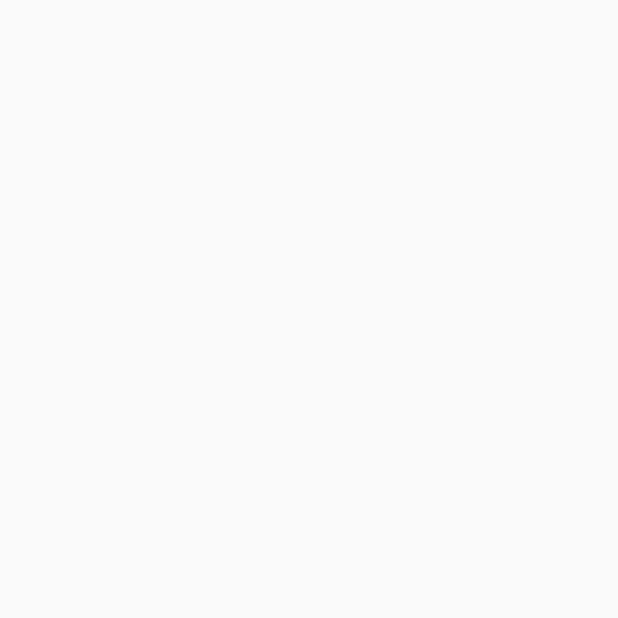
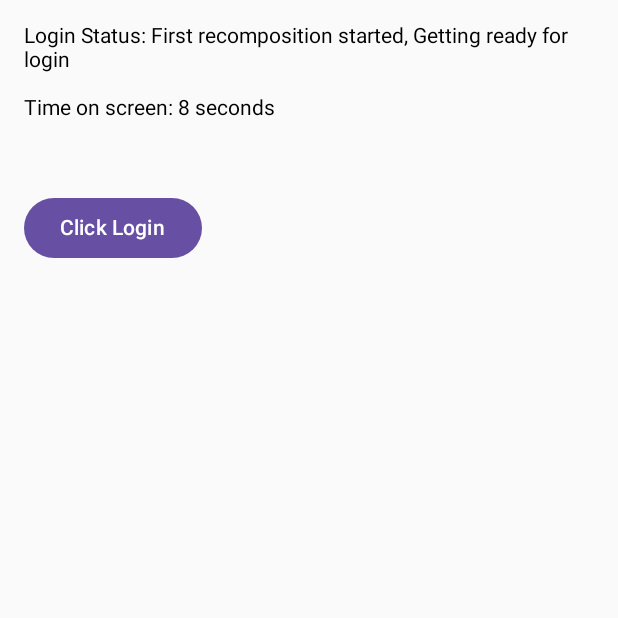
Before and after one commit to iRonSam007/ComposeTutoApp, an Android app built with Jetpack Compose: the screen it shows after launch (MainActivity), on a phone screen of 412 x 824 dp, the top half of it. Before the commit the part shown is empty. Run offline under Robolectric (Android 15) with nearby library versions, the phone set to English and light mode, and no system bars; our stand-ins replace constraintlayout-compose; Roboto replaces fonts that are not available here.

Commit message:
feat: add Effect Handlers

```diff
--- a/app/src/main/java/com/example/composetutoapp/MainActivity.kt
+++ b/app/src/main/java/com/example/composetutoapp/MainActivity.kt
@@ -1,6 +1,9 @@
 package com.example.composetutoapp
 
+import android.content.Context
 import android.os.Bundle
+import android.util.Log
+import android.widget.Toast
 import androidx.activity.ComponentActivity
 import androidx.activity.compose.setContent
 import androidx.activity.enableEdgeToEdge
@@ -24,6 +27,7 @@ import androidx.compose.foundation.lazy.LazyColumn
 import androidx.compose.foundation.lazy.itemsIndexed
 import androidx.compose.foundation.shape.RoundedCornerShape
 import androidx.compose.foundation.text.BasicText
+import androidx.compose.foundation.text.BasicTextField
 import androidx.compose.material.icons.Icons
 import androidx.compose.material.icons.filled.Add
 import androidx.compose.material.icons.filled.Delete
@@ -47,7 +51,10 @@ import androidx.compose.material3.TopAppBar
 import androidx.compose.material3.TopAppBarDefaults
 import androidx.compose.material3.contentColorFor
 import androidx.compose.runtime.Composable
+import androidx.compose.runtime.DisposableEffect
 import androidx.compose.runtime.LaunchedEffect
+import androidx.compose.runtime.MutableState
+import androidx.compose.runtime.SideEffect
 import androidx.compose.runtime.getValue
 import androidx.compose.runtime.mutableStateListOf
 import androidx.compose.runtime.mutableStateOf
@@ -62,6 +69,7 @@ import androidx.compose.ui.graphics.Brush
 import androidx.compose.ui.graphics.Color
 import androidx.compose.ui.graphics.painter.Painter
 import androidx.compose.ui.layout.ContentScale
+import androidx.compose.ui.platform.LocalContext
 import androidx.compose.ui.res.painterResource
 import androidx.compose.ui.text.SpanStyle
 import androidx.compose.ui.text.TextStyle
@@ -77,6 +85,10 @@ import androidx.compose.ui.unit.sp
 import androidx.constraintlayout.compose.ConstraintLayout
 import androidx.constraintlayout.widget.ConstraintLayout
 import com.example.composetutoapp.ui.theme.ComposeTutoAppTheme
+import kotlinx.coroutines.CoroutineScope
+import kotlinx.coroutines.Job
+import kotlinx.coroutines.delay
+import kotlinx.coroutines.isActive
 import kotlinx.coroutines.launch
 import kotlin.random.Random
 
@@ -95,10 +107,133 @@ class MainActivity : ComponentActivity() {
             //ListExample_2()
             //ConstraintLayoutCompose_1()
             //ConstraintLayoutCompose_2()
+            EffectHandlers()
 
         }
     }
 }
+
+
+
+
+
+
+//10.2 - Effect Handlers: Sophisticated Example{ SideEffect, LaunchedEffect, DisposableEffect}
+@Composable
+fun EffectHandlers(){
+    val context = LocalContext.current
+    LoginPage { outputMessage -> Toast.makeText(context, outputMessage, Toast.LENGTH_SHORT).show() }
+}
+
+@Composable
+fun LoginPage(toaster: (String) -> Unit ){
+    val username = remember { mutableStateOf("") }
+    val loginStatus = remember { mutableStateOf("Waiting for input") }
+    val timerPointer = remember {mutableStateOf(0)}
+    val countRecompo = remember { mutableStateOf(0) }
+
+    //count how many successful recomposition were done
+
+    SideEffect {
+        countRecompo.value +=1
+        //toaster("Login screen recomposed: ${countRecompo.value}")
+    }
+
+    LaunchedEffect(Unit){
+        delay(2000) // Simulate saved credential loading
+        loginStatus.value = "First recomposition started, Getting ready for login"
+    }
+
+    //Calculate the time Login screen stayed
+    DisposableEffect(Unit) {
+        val timerJob = TimerUpdate(timerPointer)
+        onDispose {
+            timerJob.cancel()
+            Log.d("DisposableEffectLog", "Login screen exited, timer stopped, timer was pointing to: ${timerPointer.value}")
+            Log.d("DisposableEffectLog", "Recomposed ${countRecompo.value}")
+
+        }
+    }
+
+
+    Column(
+        Modifier
+            .fillMaxSize()
+            .padding(16.dp),
+        verticalArrangement = Arrangement.spacedBy(16.dp)
+    ) {
+        Text("Login Status: ${loginStatus.value}")
+        Text("Time on screen: ${timerPointer.value} seconds")
+
+        BasicTextField(
+            value = username.value,
+            onValueChange = { username.value = it },
+            modifier = Modifier.fillMaxWidth(),
+            singleLine = true
+        )
+
+        Button(onClick = {
+            if (username.value.isNotEmpty()) {
+                loginStatus.value = "Logged in as ${username.value}"
+            } else {
+                loginStatus.value = "Please enter a username"
+            }
+        }) {
+            Text("Click Login")
+        }
+    }
+}
+fun TimerUpdate(tPointer: MutableState<Int>): Job{
+    val job =  Job() // for explicit control over coroutine lifecycle
+    CoroutineScope(job).launch {
+        while(isActive){
+            delay(1000)
+            tPointer.value += 1
+        }
+    }
+    return job
+}
+
+
+//10.1.3 - Effect Handlers: LaunchedEffect
+@Composable
+fun LaunchedEffectUpdate(es: MutableState<String>, key: Int){ //needless param imho
+    //When key change or Composable enters composition,
+    //Execute suspend tasks(or coroutines but tied to the composition lifecycle)
+    LaunchedEffect(key1 = key) {
+        delay(1000)
+        es.value = "Update with key: $key"
+    }
+    Text(text = "LauncherEffect example: ${es.value}")
+}
+//10.1.2 - Effect Handlers: SideEffect
+@Composable
+fun SideEffectUpdate(externalState: MutableState<String>){
+    val recompositionCount = remember {mutableStateOf(0)}
+    recompositionCount.value++
+
+    //Execute non-suspending (tasks)side effect after a successful recomposition (of the composable called within)
+    SideEffect {
+        externalState.value = "Recomposed ${recompositionCount.value} times"
+    }
+    Text(text = "SideEffect example: ${recompositionCount.value}")
+
+}
+//10.1.1 - Effect Handlers: DisposableEffect
+@Composable
+fun DisposableEffectUpdate(es: MutableState<String>, dependency: Int){
+    //Used for side effects that requires clean-up: starting/stopping observers, listeners..
+    DisposableEffect(dependency) {
+        es.value = "Effect started with dependency: $dependency"
+        onDispose {
+            es.value ="Effect clean up for $dependency"
+        }
+    }
+    Text(text = "DisposableEffect example: ${es.value}")
+
+}
+
+
 
 
 //9.2 - Example: ConstraintLayout (Complex positioning)
```
